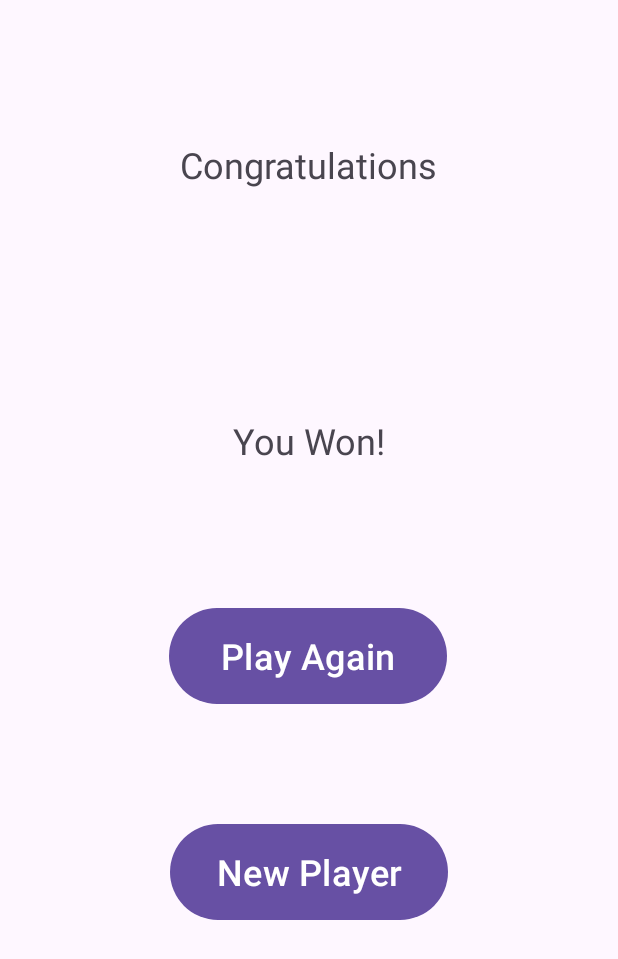
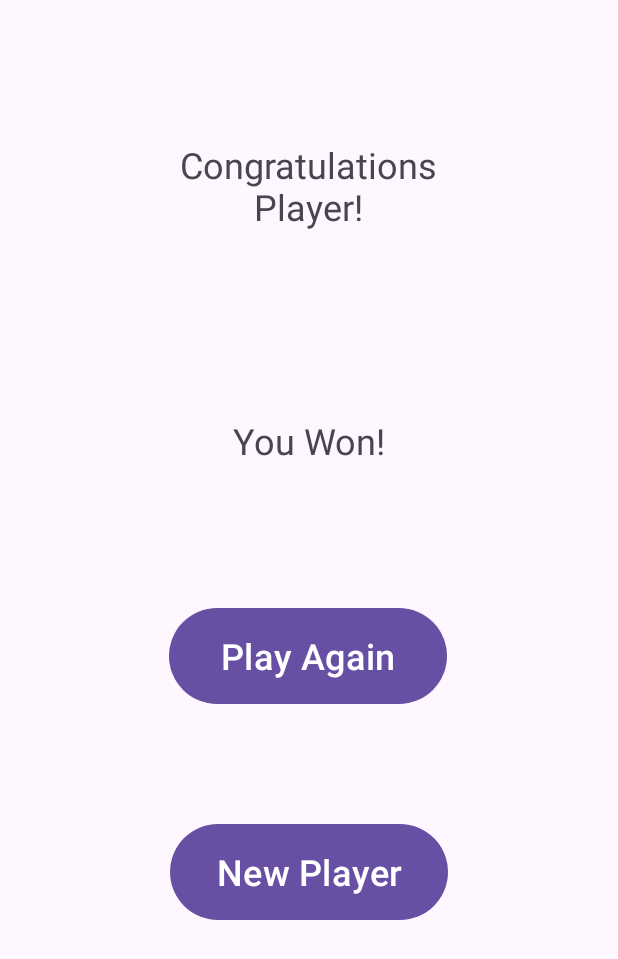
Before and after one commit to JohnnyBee86/GuessingGame, an Android app: the CongratsFragment screen opened through its navigation route, on a phone screen of 412 x 824 dp. Shown: the top 959 px of the screen. Run offline under Robolectric (Android 15) with nearby library versions, the phone set to English and light mode, and no system bars.

Commit message:
Implemented code to enable SafeArgs.  Added code needed to pass 'Player Name' to/from necessary fragments

```diff
--- a/app/build.gradle.kts
+++ b/app/build.gradle.kts
@@ -1,6 +1,7 @@
 plugins {
     id("com.android.application")
     id("org.jetbrains.kotlin.android")
+    id("androidx.navigation.safeargs.kotlin")
 }
 
 android {
--- a/app/src/main/java/com/example/guessinggame/CongratsFragment.kt
+++ b/app/src/main/java/com/example/guessinggame/CongratsFragment.kt
@@ -6,17 +6,38 @@ import android.view.LayoutInflater
 import android.view.View
 import android.view.ViewGroup
 import android.widget.Button
+import android.widget.TextView
 import androidx.navigation.findNavController
 
 class CongratsFragment : Fragment() {
+    // Declare textview
+    private lateinit var congratsDisplay:TextView
+
     override fun onCreateView(
         inflater: LayoutInflater, container: ViewGroup?,
         savedInstanceState: Bundle?
     ): View? {
         // Inflate the layout for this fragment
         val view = inflater.inflate(R.layout.fragment_congrats, container, false)
+
+        // Retrieve playerName from safe args and create delivery action
+        val playerName = GameFragmentArgs.fromBundle(requireArguments()).playerName
+        val action = CongratsFragmentDirections.actionCongratsFragmentToGameFragment(playerName)
+
+        // assign textview
+        congratsDisplay = view.findViewById(R.id.congratsText)
+
+        // Generate Congrats message with playerName from safe args
+        congratsDisplay.text = getString(R.string.congrats_topper) + " " + playerName + "!"
+
+        // Declare 'Play Again' button and on click listener
+        val playAgain = view.findViewById<Button>(R.id.playAgainBtn)
+        playAgain.setOnClickListener{
+            view.findNavController().navigate(action)
+        }
+
+        // Declare 'New Player' button and on click listener
         val newPlayer = view.findViewById<Button>(R.id.newPlayerBtn)
-
         newPlayer.setOnClickListener{
             view.findNavController().navigate(R.id.welcomeFragment)
         }
--- a/app/src/main/res/layout/fragment_congrats.xml
+++ b/app/src/main/res/layout/fragment_congrats.xml
@@ -8,7 +8,7 @@
     tools:context=".CongratsFragment" >
 
     <TextView
-        android:id="@+id/textView7"
+        android:id="@+id/congratsText"
         android:layout_width="208dp"
         android:layout_height="86dp"
         android:text="@string/congrats_topper"
@@ -31,7 +31,7 @@
         app:layout_constraintBottom_toBottomOf="parent"
         app:layout_constraintEnd_toEndOf="parent"
         app:layout_constraintStart_toStartOf="parent"
-        app:layout_constraintTop_toBottomOf="@+id/textView7"
+        app:layout_constraintTop_toBottomOf="@+id/congratsText"
         app:layout_constraintVertical_bias="0.164" />
 
     <Button
--- a/app/src/main/res/layout/fragment_welcome.xml
+++ b/app/src/main/res/layout/fragment_welcome.xml
@@ -47,7 +47,7 @@
         app:layout_constraintVertical_bias="0.14" />
 
     <EditText
-        android:id="@+id/editTextText"
+        android:id="@+id/playerNameText"
         android:layout_width="wrap_content"
         android:layout_height="wrap_content"
         android:ems="10"
@@ -73,7 +73,7 @@
         app:layout_constraintEnd_toEndOf="parent"
         app:layout_constraintHorizontal_bias="0.498"
         app:layout_constraintStart_toStartOf="parent"
-        app:layout_constraintTop_toBottomOf="@+id/editTextText"
+        app:layout_constraintTop_toBottomOf="@+id/playerNameText"
         app:layout_constraintVertical_bias="0.3" />
 
 </androidx.constraintlayout.widget.ConstraintLayout>
--- a/app/src/main/res/navigation/nav_graph.xml
+++ b/app/src/main/res/navigation/nav_graph.xml
@@ -14,12 +14,24 @@
             android:id="@+id/action_gameFragment_to_congratsFragment"
             app:destination="@id/congratsFragment"
             app:popUpTo="@id/welcomeFragment" />
+        <argument
+            android:name="playerName"
+            app:argType="string"
+            android:defaultValue="Player" />
     </fragment>
     <fragment
         android:id="@+id/congratsFragment"
         android:name="com.example.guessinggame.CongratsFragment"
         android:label="fragment_congrats"
-        tools:layout="@layout/fragment_congrats" />
+        tools:layout="@layout/fragment_congrats" >
+        <argument
+            android:name="playerName"
+            app:argType="string"
+            android:defaultValue="Player" />
+        <action
+            android:id="@+id/action_congratsFragment_to_gameFragment"
+            app:destination="@id/gameFragment" />
+    </fragment>
     <fragment
         android:id="@+id/welcomeFragment"
         android:name="com.example.guessinggame.WelcomeFragment"
```
Also changed, not shown: app/src/main/java/com/example/guessinggame/GameFragment.kt (+15 -3 lines), app/src/main/java/com/example/guessinggame/WelcomeFragment.kt (+9 -1 lines), build.gradle.kts (+15 -0 lines).
